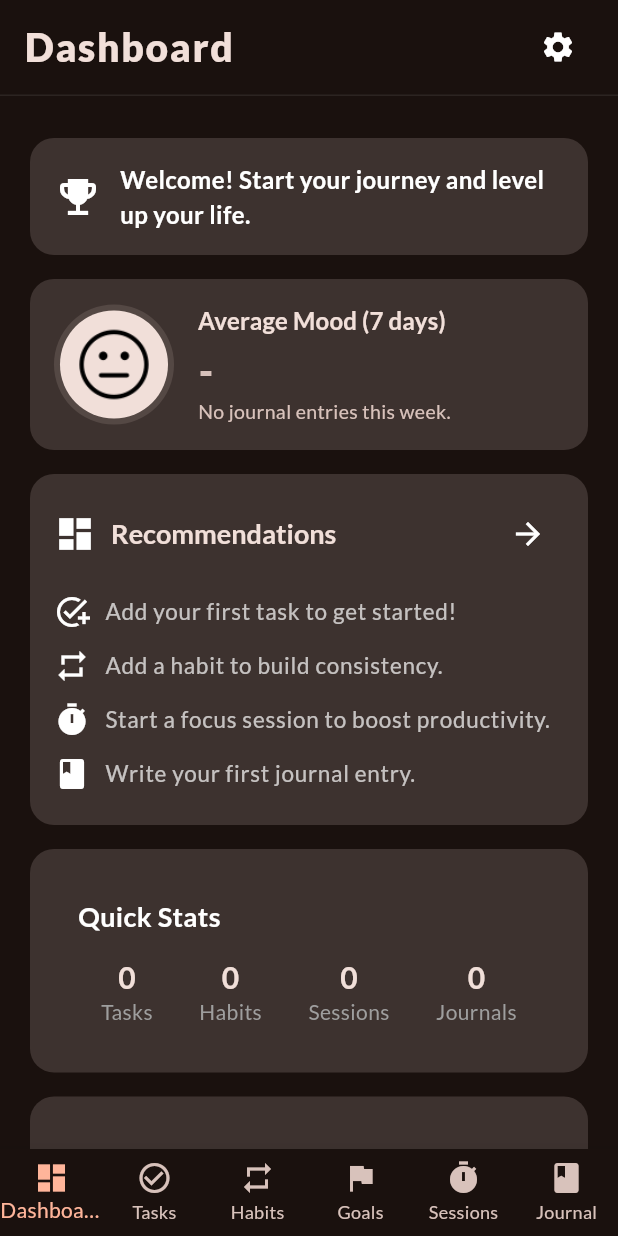
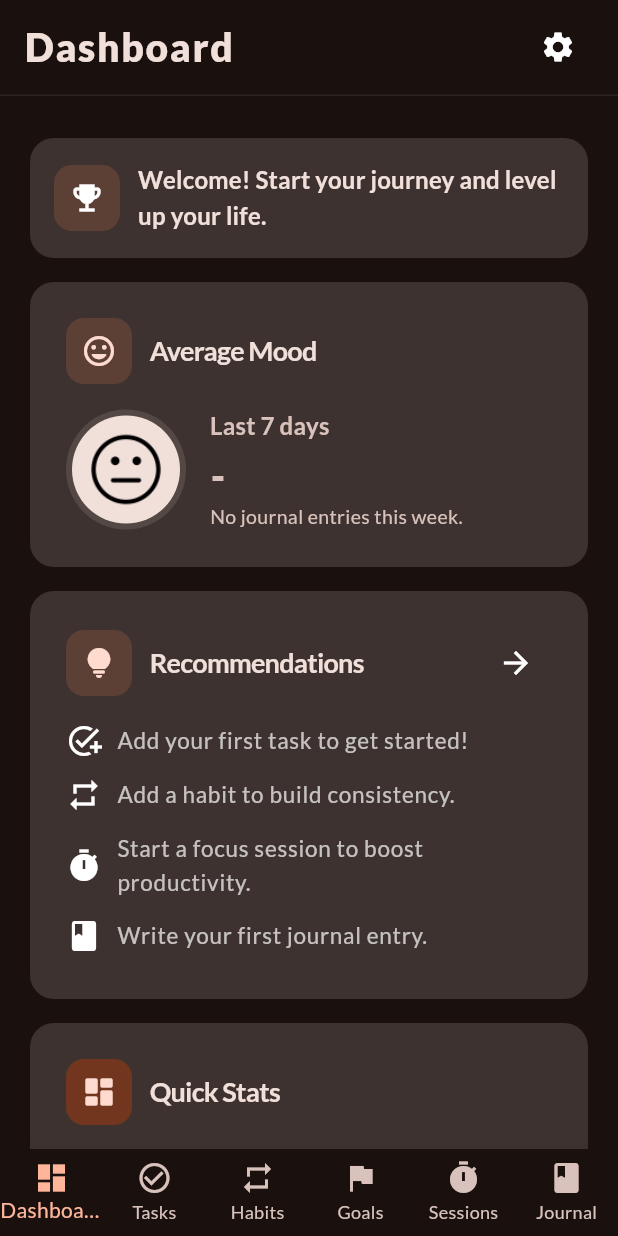
Before and after one commit to gokadzev/LockIn, a Flutter app: the screen it shows after launch, on a phone screen of 412 x 824 dp. Run offline on Flutter 3.47's test engine with Material 3 defaults, Android fonts, the phone set to English and light mode, and no system bars; our stand-ins replace fl_chart, flutter_local_notifications, flutter_riverpod, hive_ce, hive_ce_flutter, permission_handler and 1 more; missing offline and left inert: workmanager; accounts and stored records are empty; statements that could not run were skipped; project files that could hold a hidden picture were left out.

Commit message:
refactor: Introduce CardHeader widget and update related components

```diff
--- a/lib/widgets/average_mood_card.dart
+++ b/lib/widgets/average_mood_card.dart
@@ -1,8 +1,10 @@
 import 'package:flutter/material.dart';
 import 'package:flutter_riverpod/flutter_riverpod.dart';
 import 'package:intl/intl.dart';
+import 'package:lockin/constants/ui_constants.dart';
 import 'package:lockin/features/journal/journal_provider.dart';
 import 'package:lockin/themes/app_theme.dart';
+import 'package:lockin/widgets/card_header.dart';
 import 'package:lockin/widgets/lockin_card.dart';
 
 class AverageMoodCard extends ConsumerWidget {
@@ -43,8 +45,22 @@ class AverageMoodCard extends ConsumerWidget {
         color = scheme.onSurface.withValues(alpha: 0.6);
       }
     }
+    final colorScheme = Theme.of(context).colorScheme;
+    final textTheme = Theme.of(context).textTheme;
+
     return LockinCard(
-      child: Row(
+      padding: const EdgeInsets.all(UIConstants.largeSpacing),
+      child: Column(
+        crossAxisAlignment: CrossAxisAlignment.start,
+        children: [
+          CardHeader(
+            title: 'Average Mood',
+            icon: Icons.mood_rounded,
+            containerColor: colorScheme.secondaryContainer,
+            iconColor: colorScheme.onSecondaryContainer,
+          ),
+          const SizedBox(height: 16),
+          Row(
             children: [
               CircleAvatar(
                 radius: 40,
@@ -52,7 +68,11 @@ class AverageMoodCard extends ConsumerWidget {
                 child: CircleAvatar(
                   radius: 36,
                   backgroundColor: scheme.onSurface,
-              child: Image.asset(_emojiAsset(moodAvg), width: 48, height: 48),
+                  child: Image.asset(
+                    _emojiAsset(moodAvg),
+                    width: 48,
+                    height: 48,
+                  ),
                 ),
               ),
               const SizedBox(width: 16),
@@ -61,20 +81,20 @@ class AverageMoodCard extends ConsumerWidget {
                   crossAxisAlignment: CrossAxisAlignment.start,
                   children: [
                     Text(
-                  'Average Mood (7 days)',
-                  style: Theme.of(context).textTheme.titleMedium,
+                      'Last 7 days',
+                      style: textTheme.titleMedium?.copyWith(
+                        color: scheme.onSurfaceVariant,
+                      ),
                     ),
                     const SizedBox(height: 4),
                     Text(
                       moodAvg != null ? moodAvg.toStringAsFixed(1) : '-',
-                  style: Theme.of(
-                    context,
-                  ).textTheme.headlineSmall?.copyWith(color: color),
+                      style: textTheme.headlineSmall?.copyWith(color: color),
                     ),
                     if (recent.isNotEmpty)
                       Text(
                         '${DateFormat.yMMMd().format(weekAgo)} - ${DateFormat.yMMMd().format(now)}',
-                    style: Theme.of(context).textTheme.bodyMedium?.copyWith(
+                        style: textTheme.bodyMedium?.copyWith(
                           color: scheme.onSurfaceVariant,
                           fontSize: 13,
                         ),
@@ -82,7 +102,7 @@ class AverageMoodCard extends ConsumerWidget {
                     if (recent.isEmpty)
                       Text(
                         'No journal entries this week.',
-                    style: Theme.of(context).textTheme.bodyMedium?.copyWith(
+                        style: textTheme.bodyMedium?.copyWith(
                           color: scheme.onSurfaceVariant,
                           fontSize: 13,
                         ),
@@ -92,6 +112,8 @@ class AverageMoodCard extends ConsumerWidget {
               ),
             ],
           ),
+        ],
+      ),
     );
   }
 }
--- /dev/null
+++ b/lib/widgets/card_header.dart
@@ -0,0 +1,75 @@
+import 'package:flutter/material.dart';
+
+/// A reusable card header with an icon badge and title
+class CardHeader extends StatelessWidget {
+  const CardHeader({
+    required this.title,
+    required this.icon,
+    this.subtitle,
+    this.trailing,
+    this.containerColor,
+    this.iconColor,
+    super.key,
+  });
+
+  final String title;
+  final IconData icon;
+  final String? subtitle;
+  final Widget? trailing;
+  final Color? containerColor;
+  final Color? iconColor;
+
+  @override
+  Widget build(BuildContext context) {
+    final colorScheme = Theme.of(context).colorScheme;
+    final textTheme = Theme.of(context).textTheme;
+
+    return Row(
+      children: [
+        Container(
+          padding: const EdgeInsets.all(10),
+          decoration: BoxDecoration(
+            color: containerColor ?? colorScheme.primaryContainer,
+            borderRadius: BorderRadius.circular(12),
+          ),
+          child: Icon(
+            icon,
+            color: iconColor ?? colorScheme.onPrimaryContainer,
+            size: 24,
+          ),
+        ),
+        const SizedBox(width: 12),
+        Expanded(
+          child: subtitle != null
+              ? Column(
+                  crossAxisAlignment: CrossAxisAlignment.start,
+                  children: [
+                    Text(
+                      title,
+                      style: textTheme.titleLarge?.copyWith(
+                        fontWeight: FontWeight.w700,
+                        letterSpacing: -0.5,
+                      ),
+                    ),
+                    const SizedBox(height: 4),
+                    Text(
+                      subtitle!,
+                      style: textTheme.bodyMedium?.copyWith(
+                        color: colorScheme.onSurfaceVariant,
+                      ),
+                    ),
+                  ],
+                )
+              : Text(
+                  title,
+                  style: textTheme.titleLarge?.copyWith(
+                    fontWeight: FontWeight.w700,
+                    letterSpacing: -0.5,
+                  ),
+                ),
+        ),
+        if (trailing != null) trailing!,
+      ],
+    );
+  }
+}
--- a/lib/widgets/encouragement_card.dart
+++ b/lib/widgets/encouragement_card.dart
@@ -62,18 +62,29 @@ class EncouragementCard extends StatelessWidget {
 
   @override
   Widget build(BuildContext context) {
+    final textTheme = Theme.of(context).textTheme;
+
     return LockinCard(
       child: Row(
         children: [
-          const Icon(Icons.emoji_events, color: Colors.white, size: 32),
+          Container(
+            padding: const EdgeInsets.all(10),
+            decoration: BoxDecoration(
+              color: Theme.of(context).colorScheme.secondaryContainer,
+              borderRadius: BorderRadius.circular(12),
+            ),
+            child: const Icon(
+              Icons.emoji_events,
+              color: Colors.white,
+              size: 24,
+            ),
+          ),
           const SizedBox(width: 12),
           Expanded(
             child: Text(
               encouragementMessage,
-              style: const TextStyle(
-                color: Colors.white,
-                fontSize: 16,
-                fontWeight: FontWeight.bold,
+              style: textTheme.titleMedium?.copyWith(
+                fontWeight: FontWeight.w600,
               ),
             ),
           ),
--- a/lib/widgets/lockin_dashboard_card.dart
+++ b/lib/widgets/lockin_dashboard_card.dart
@@ -1,5 +1,7 @@
 import 'package:flutter/material.dart';
 import 'package:lockin/constants/app_constants.dart';
+import 'package:lockin/constants/ui_constants.dart';
+import 'package:lockin/widgets/card_header.dart';
 import 'package:lockin/widgets/lockin_card.dart';
 
 class LockinDashboardCard extends StatelessWidget {
@@ -19,28 +21,32 @@ class LockinDashboardCard extends StatelessWidget {
   final EdgeInsetsGeometry padding;
   final Widget? trailing;
 
+  IconData _getIconForTitle(String title) {
+    switch (title.toLowerCase()) {
+      case 'recommendations':
+        return Icons.lightbulb_rounded;
+      case 'stats':
+        return Icons.analytics_rounded;
+      default:
+        return Icons.dashboard_rounded;
+    }
+  }
+
   @override
   Widget build(BuildContext context) {
+    final colorScheme = Theme.of(context).colorScheme;
+
     return LockinCard(
+      padding: const EdgeInsets.all(UIConstants.largeSpacing),
       child: Column(
         crossAxisAlignment: CrossAxisAlignment.start,
         children: [
-          Row(
-            children: [
-              const Icon(Icons.dashboard, color: Colors.white, size: 28),
-              const SizedBox(width: 10),
-              Expanded(
-                child: Text(
-                  title,
-                  style: Theme.of(context).textTheme.titleLarge?.copyWith(
-                    fontWeight: FontWeight.bold,
-                    fontSize: 18,
-                    height: 1.15,
-                  ),
-                ),
-              ),
-              if (trailing != null) trailing!,
-            ],
+          CardHeader(
+            title: title,
+            icon: _getIconForTitle(title),
+            containerColor: colorScheme.secondaryContainer,
+            iconColor: colorScheme.onSecondaryContainer,
+            trailing: trailing,
           ),
           const SizedBox(height: 10),
           ...items.map(
--- a/lib/widgets/quick_stats_card.dart
+++ b/lib/widgets/quick_stats_card.dart
@@ -1,6 +1,7 @@
 import 'package:flutter/material.dart';
 import 'package:lockin/constants/ui_constants.dart';
 import 'package:lockin/features/dashboard/dashboard_provider.dart';
+import 'package:lockin/widgets/card_header.dart';
 import 'package:lockin/widgets/lockin_card.dart';
 import 'package:lockin/widgets/stat_tile.dart';
 
@@ -13,19 +14,11 @@ class QuickStatsCard extends StatelessWidget {
   @override
   Widget build(BuildContext context) {
     return LockinCard(
-      child: Padding(
-        padding: const EdgeInsets.all(UIConstants.mediumSpacing),
+      padding: const EdgeInsets.all(UIConstants.largeSpacing),
       child: Column(
         crossAxisAlignment: CrossAxisAlignment.start,
         children: [
-            const Text(
-              'Quick Stats',
-              style: TextStyle(
-                fontSize: 18,
-                fontWeight: FontWeight.bold,
-                color: Colors.white,
-              ),
-            ),
+          const CardHeader(title: 'Quick Stats', icon: Icons.dashboard_rounded),
           const SizedBox(height: UIConstants.mediumSpacing),
           Row(
             mainAxisAlignment: MainAxisAlignment.spaceAround,
@@ -38,7 +31,6 @@ class QuickStatsCard extends StatelessWidget {
           ),
         ],
       ),
-      ),
     );
   }
 }
--- a/lib/widgets/weekly_overview_chart.dart
+++ b/lib/widgets/weekly_overview_chart.dart
@@ -2,6 +2,7 @@ import 'package:fl_chart/fl_chart.dart';
 import 'package:flutter/material.dart';
 import 'package:lockin/constants/ui_constants.dart';
 import 'package:lockin/features/dashboard/dashboard_provider.dart';
+import 'package:lockin/widgets/card_header.dart';
 import 'package:lockin/widgets/lockin_card.dart';
 
 /// Widget that displays a weekly overview bar chart
@@ -16,49 +17,15 @@ class WeeklyOverviewChart extends StatelessWidget {
     final textTheme = Theme.of(context).textTheme;
 
     return LockinCard(
-      child: Padding(
       padding: const EdgeInsets.all(UIConstants.largeSpacing),
       child: Column(
         crossAxisAlignment: CrossAxisAlignment.start,
         children: [
           // Header
-            Row(
-              children: [
-                Container(
-                  padding: const EdgeInsets.all(10),
-                  decoration: BoxDecoration(
-                    color: colorScheme.primaryContainer,
-                    borderRadius: BorderRadius.circular(12),
-                  ),
-                  child: Icon(
-                    Icons.insights_rounded,
-                    color: colorScheme.onPrimaryContainer,
-                    size: 24,
-                  ),
-                ),
-                const SizedBox(width: UIConstants.mediumSpacing),
-                Expanded(
-                  child: Column(
-                    crossAxisAlignment: CrossAxisAlignment.start,
-                    children: [
-                      Text(
-                        'Weekly Overview',
-                        style: textTheme.titleLarge?.copyWith(
-                          fontWeight: FontWeight.w700,
-                          letterSpacing: -0.5,
-                        ),
-                      ),
-                      const SizedBox(height: 4),
-                      Text(
-                        'Your productivity this week',
-                        style: textTheme.bodyMedium?.copyWith(
-                          color: colorScheme.onSurfaceVariant,
-                        ),
-                      ),
-                    ],
-                  ),
-                ),
-              ],
+          const CardHeader(
+            title: 'Weekly Overview',
+            subtitle: 'Your productivity this week',
+            icon: Icons.insights_rounded,
           ),
           const SizedBox(height: UIConstants.largeSpacing),
 
@@ -160,9 +127,7 @@ class WeeklyOverviewChart extends StatelessWidget {
                       );
                     }
                     return FlLine(
-                        color: colorScheme.outlineVariant.withValues(
-                          alpha: 0.2,
-                        ),
+                      color: colorScheme.outlineVariant.withValues(alpha: 0.2),
                       strokeWidth: 0.8,
                       dashArray: [4, 4],
                     );
@@ -196,9 +161,7 @@ class WeeklyOverviewChart extends StatelessWidget {
           Container(
             padding: const EdgeInsets.all(UIConstants.mediumSpacing),
             decoration: BoxDecoration(
-                color: colorScheme.surfaceContainerHighest.withValues(
-                  alpha: 0.5,
-                ),
+              color: colorScheme.surfaceContainerHighest.withValues(alpha: 0.5),
               borderRadius: BorderRadius.circular(16),
             ),
             child: Row(
@@ -236,7 +199,6 @@ class WeeklyOverviewChart extends StatelessWidget {
             ),
           ),
         ],
-        ),
       ),
     );
   }
--- a/lib/widgets/xp_dashboard_card.dart
+++ b/lib/widgets/xp_dashboard_card.dart
@@ -1,8 +1,10 @@
 import 'package:flutter/material.dart';
 import 'package:flutter_riverpod/flutter_riverpod.dart';
+import 'package:lockin/constants/ui_constants.dart';
 import 'package:lockin/features/xp/xp_models.dart';
 import 'package:lockin/features/xp/xp_service.dart';
 import 'package:lockin/themes/app_theme.dart';
+import 'package:lockin/widgets/card_header.dart';
 import 'package:lockin/widgets/lockin_card.dart';
 
 class XPDashboardCard extends ConsumerWidget {
@@ -12,6 +14,7 @@ class XPDashboardCard extends ConsumerWidget {
 
   @override
   Widget build(BuildContext context, WidgetRef ref) {
+    final colorScheme = Theme.of(context).colorScheme;
     final xp = xpProfile.xp;
     final level = xpProfile.level;
     final nextLevelXP = XPService(xpProfile).xpForLevel(level + 1);
@@ -19,24 +22,16 @@ class XPDashboardCard extends ConsumerWidget {
     final progress = ((xp - currentLevelXP) / (nextLevelXP - currentLevelXP))
         .clamp(0.0, 1.0);
     return LockinCard(
-      child: Padding(
-        padding: const EdgeInsets.all(16),
+      padding: const EdgeInsets.all(UIConstants.largeSpacing),
       child: Column(
         crossAxisAlignment: CrossAxisAlignment.start,
         children: [
-            Row(
-              children: [
-                const Icon(Icons.star, size: 32),
-                const SizedBox(width: 10),
-                Text(
-                  'XP & Level',
-                  style: Theme.of(context).textTheme.titleMedium?.copyWith(
-                    fontWeight: FontWeight.bold,
-                    height: 1.15,
-                  ),
-                ),
-                const Spacer(),
-                ElevatedButton.icon(
+          CardHeader(
+            title: 'XP & Level',
+            icon: Icons.stars_rounded,
+            containerColor: colorScheme.tertiaryContainer,
+            iconColor: colorScheme.onTertiaryContainer,
+            trailing: ElevatedButton.icon(
               icon: const Icon(Icons.analytics),
               label: const Text('View XP'),
               style: ElevatedButton.styleFrom(
@@ -51,7 +46,6 @@ class XPDashboardCard extends ConsumerWidget {
                 Navigator.of(context).pushNamed('/xp');
               },
             ),
-              ],
           ),
           const SizedBox(height: 16),
           ClipRRect(
@@ -63,21 +57,18 @@ class XPDashboardCard extends ConsumerWidget {
           const SizedBox(height: 8),
           Text(
             'Progress: ${(progress * 100).toStringAsFixed(1)}%',
-              style: Theme.of(context).textTheme.bodyMedium?.copyWith(
-                color: Colors.grey,
-                fontSize: 14,
-              ),
+            style: Theme.of(
+              context,
+            ).textTheme.bodyMedium?.copyWith(color: Colors.grey, fontSize: 14),
           ),
           const SizedBox(height: 8),
           Text(
             'Unlocked Rewards: ${xpProfile.unlockedRewards.length}',
-              style: Theme.of(context).textTheme.bodyMedium?.copyWith(
-                color: Colors.white,
-                fontSize: 14,
-              ),
+            style: Theme.of(
+              context,
+            ).textTheme.bodyMedium?.copyWith(color: Colors.white, fontSize: 14),
           ),
         ],
-        ),
       ),
     );
   }
```
Lines whose indentation alone changed are shown as unchanged.
